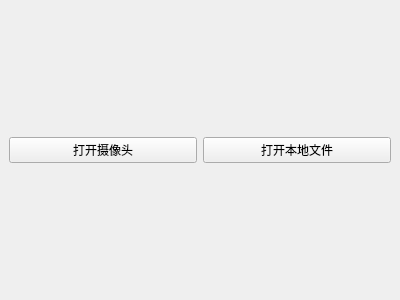
Old version of the form assets/ui/sub_video_buttons.ui in the repository chordfish-k/MicroDoc_test.
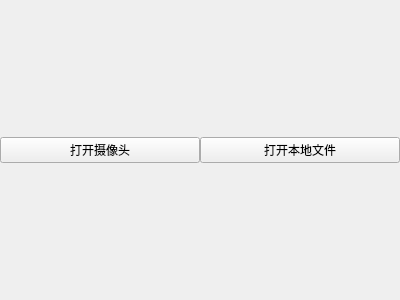
New version of the form.

The edit to the form file:
```diff
--- a/assets/ui/sub_video_buttons.ui
+++ b/assets/ui/sub_video_buttons.ui
@@ -35,17 +35,20 @@
       <string notr="true"/>
      </property>
      <layout class="QHBoxLayout" name="subVideoBtnBgLayout">
+      <property name="spacing">
+       <number>0</number>
+      </property>
       <property name="leftMargin">
-       <number>9</number>
+       <number>0</number>
       </property>
       <property name="topMargin">
-       <number>9</number>
+       <number>0</number>
       </property>
       <property name="rightMargin">
-       <number>9</number>
+       <number>0</number>
       </property>
       <property name="bottomMargin">
-       <number>9</number>
+       <number>0</number>
       </property>
       <item>
        <widget class="QPushButton" name="sv_btn_camera">
```
